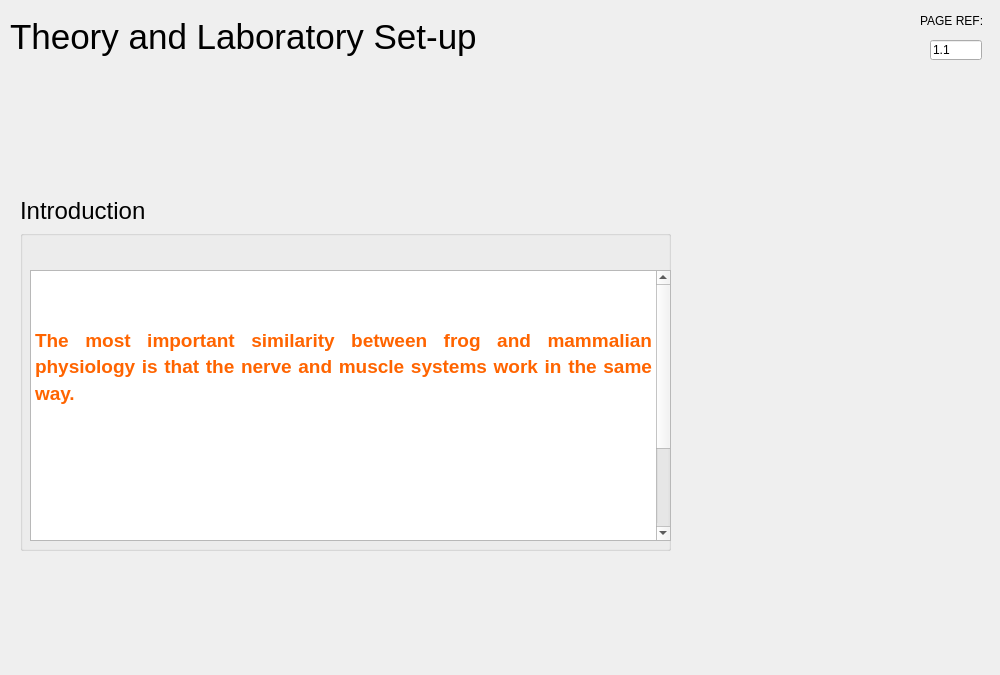
Before: the Qt Designer form rsc/ui/theory1_introduction.ui in KarinaKarenik/Skeletal-Muscle-Contraction-Lab, drawn with Qt 5.
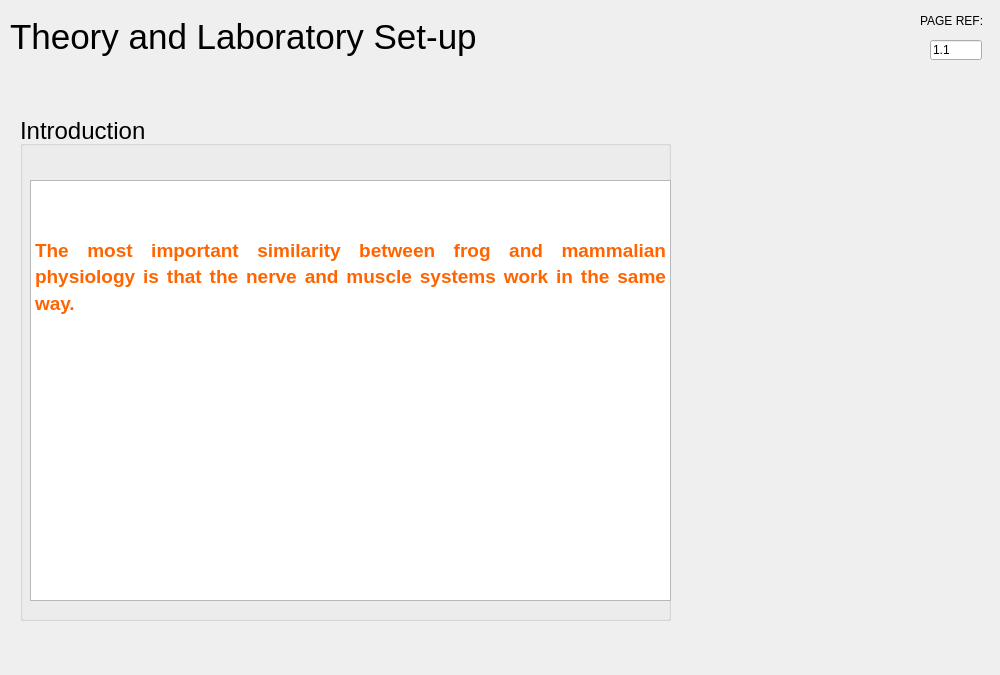
After: the same form once the commit is applied. Icons and pictures are not drawn.

Diff of the .ui file:
```diff
--- a/rsc/ui/theory1_introduction.ui
+++ b/rsc/ui/theory1_introduction.ui
@@ -18,7 +18,7 @@
     <property name="geometry">
      <rect>
       <x>20</x>
-      <y>190</y>
+      <y>110</y>
       <width>181</width>
       <height>41</height>
      </rect>
@@ -74,9 +74,9 @@
     <property name="geometry">
      <rect>
       <x>20</x>
-      <y>230</y>
+      <y>140</y>
       <width>651</width>
-      <height>321</height>
+      <height>481</height>
      </rect>
     </property>
     <property name="title">
@@ -88,7 +88,7 @@
        <x>10</x>
        <y>40</y>
        <width>641</width>
-       <height>271</height>
+       <height>421</height>
       </rect>
      </property>
      <property name="html">
```
